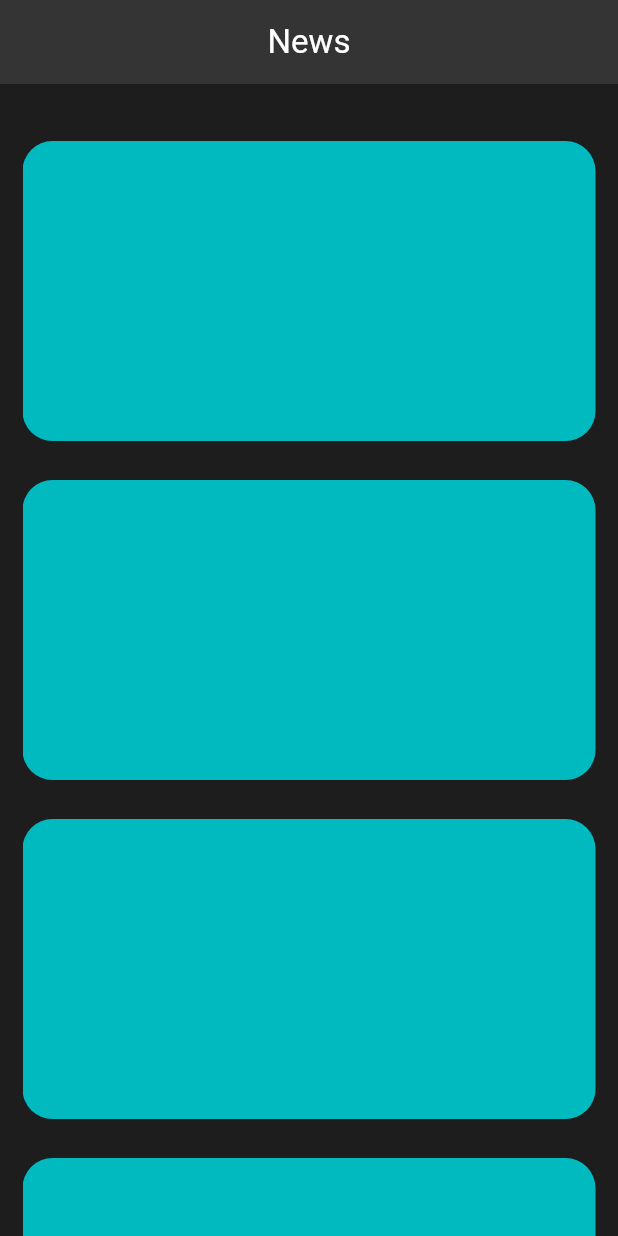
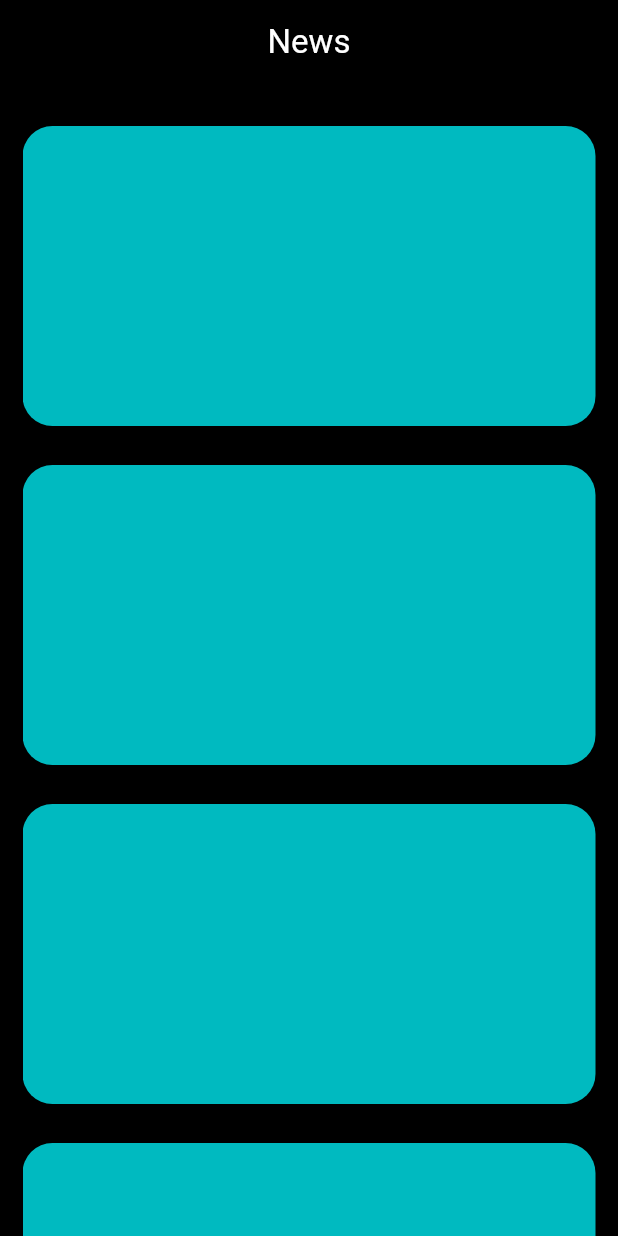
Before and after one commit to ramazanov7/news_app, a Flutter app: the screen it shows after launch, on a phone screen of 412 x 824 dp. Run offline on Flutter 3.47's test engine with Material 3 defaults, Android fonts, the phone set to English and light mode, and no system bars.

Commit message:
clear pubspec.yaml, create new_model.dart, create a NewsCard widget

```diff
--- /dev/null
+++ b/lib/models/news_model.dart
@@ -0,0 +1,29 @@
+class News {
+  final String title;
+  final String backdropPath;
+  final String overview;
+  final String posterPath;
+  final String releaseDate;
+  final String voteAverage;
+
+  News({
+    required this.title,
+    required this.backdropPath,
+    required this.overview,
+    required this.posterPath,
+    required this.releaseDate,
+    required this.voteAverage
+  });
+
+  // connect JSON data to my appropriate properties
+  factory News.fromJson(Map<String, dynamic> json) {
+    return News(
+      title: json["original_title"],
+      backdropPath: json["backdrop_path"],
+      overview: json["overview"],
+      posterPath: json["poster_path"],
+      releaseDate: json["release_date"],
+      voteAverage: json["vote_average"].toDouble(),
+    );
+  }
+}
--- a/lib/screens/home_page.dart
+++ b/lib/screens/home_page.dart
@@ -13,10 +13,11 @@ class _HomePageState extends State<HomePage> {
   @override
   Widget build(BuildContext context) {
     return Scaffold(
-      backgroundColor: const Color.fromARGB(255, 29, 29, 29),
+      backgroundColor: Colors.black,
+
+      // app bar
       appBar: AppBar(
-        backgroundColor: Color.fromARGB(255, 52, 52, 52),
-        // elevation: 5.0,
+        backgroundColor: Colors.black,
         title: Text('News',
           style: TextStyle(
             color: Colors.white
@@ -24,14 +25,30 @@ class _HomePageState extends State<HomePage> {
         ),
         centerTitle: true,
       ),
+
       body: Padding(
-        padding: const EdgeInsets.only(top: 20, left: 15, right: 15),
+        padding: const EdgeInsets.only(top: 10, left: 15, right: 15),
         child: ListView.builder(
           // lenght of news feeds. ex: 10
           itemCount: 10,
           itemBuilder:(context, index) {
 
             // Section
+            return NewsCard();
+          },
+        ),
+      )
+    );
+  }
+}
+
+class NewsCard extends StatelessWidget {
+  const NewsCard({
+    super.key,
+  });
+
+  @override
+  Widget build(BuildContext context) {
     return ListTile(
       contentPadding: EdgeInsets.only(top: 10),
       title: Container(
@@ -42,9 +59,5 @@ class _HomePageState extends State<HomePage> {
         ),
       ),
     );
-          },
-        ),
-      )
-    );
   }
 }
```
Also changed, not shown: pubspec.yaml (+1 -63 lines). Lines whose indentation alone changed are shown as unchanged.
